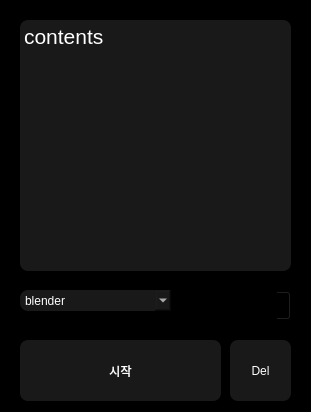
Centumjoonho/web_blog_crawling, file qtprogram/blog_macro.ui: the form before one commit.
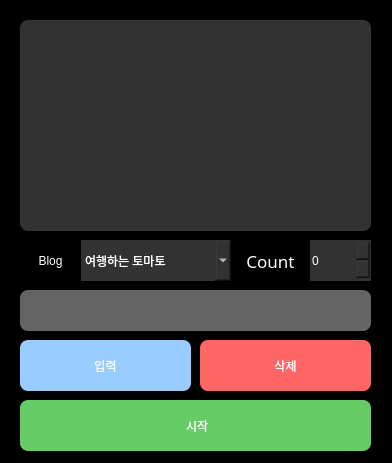
The form after the commit.

The edit to the form file:
```diff
--- a/qtprogram/blog_macro.ui
+++ b/qtprogram/blog_macro.ui
@@ -6,8 +6,8 @@
    <rect>
     <x>0</x>
     <y>0</y>
-    <width>311</width>
-    <height>412</height>
+    <width>392</width>
+    <height>463</height>
    </rect>
   </property>
   <property name="windowTitle">
@@ -20,108 +20,210 @@
    <property name="geometry">
     <rect>
      <x>20</x>
+     <y>400</y>
+     <width>351</width>
+     <height>51</height>
+    </rect>
+   </property>
+   <property name="styleSheet">
+    <string notr="true">background-color:rgb(102,204,102);
+color: white;
+border-radius: 8px;
+font: 200 20pt &quot;Montserrat&quot;;</string>
+   </property>
+   <property name="text">
+    <string> 시작</string>
+   </property>
+  </widget>
+  <widget class="QPushButton" name="btn_del">
+   <property name="geometry">
+    <rect>
+     <x>200</x>
      <y>340</y>
-     <width>201</width>
-     <height>61</height>
+     <width>171</width>
+     <height>51</height>
     </rect>
    </property>
    <property name="styleSheet">
-    <string notr="true">background-color:rgb(25,25,25);
+    <string notr="true">background-color:rgb(255,102,102);
 color: white;
 border-radius: 8px;
-font: 200 24pt &quot;Montserrat&quot;;</string>
+font: 200 20pt &quot;Montserrat&quot;;</string>
    </property>
    <property name="text">
-    <string>시작</string>
+    <string>삭제</string>
    </property>
   </widget>
-  <widget class="QTextBrowser" name="display_content">
+  <widget class="QSpinBox" name="spinBox_count">
+   <property name="geometry">
+    <rect>
+     <x>310</x>
+     <y>240</y>
+     <width>61</width>
+     <height>41</height>
+    </rect>
+   </property>
+   <property name="styleSheet">
+    <string notr="true">background-color:rgb(50,50,50);
+color: white;
+border-radius: 0px;
+font: 80 20pt &quot;Montserrat&quot;;
+</string>
+   </property>
+  </widget>
+  <widget class="QComboBox" name="comboBox">
+   <property name="geometry">
+    <rect>
+     <x>80</x>
+     <y>240</y>
+     <width>151</width>
+     <height>41</height>
+    </rect>
+   </property>
+   <property name="styleSheet">
+    <string notr="true">background-color:rgb(50,50,50);
+color: white;
+border-radius: 0px;
+font: 80 12pt &quot;Montserrat&quot;;
+</string>
+   </property>
+   <item>
+    <property name="text">
+     <string>여행하는 토마토</string>
+    </property>
+   </item>
+   <item>
+    <property name="text">
+     <string>토마토는 토마토</string>
+    </property>
+   </item>
+  </widget>
+  <widget class="QTextBrowser" name="text_browser">
    <property name="geometry">
     <rect>
      <x>20</x>
      <y>20</y>
-     <width>271</width>
-     <height>251</height>
+     <width>351</width>
+     <height>211</height>
     </rect>
    </property>
-   <property name="autoFillBackground">
-    <bool>false</bool>
+   <property name="font">
+    <font>
+     <family>Montserrat</family>
+     <pointsize>10</pointsize>
+     <weight>10</weight>
+     <italic>false</italic>
+     <bold>false</bold>
+    </font>
    </property>
    <property name="styleSheet">
-    <string notr="true">background-color:rgb(25,25,25);
+    <string notr="true">background-color:rgb(50,50,50);
 color: white;
 border-radius: 8px;
-font: 87 24pt &quot;Montserrat&quot;;
+font: 87 10pt &quot;Montserrat&quot;;
 </string>
    </property>
    <property name="html">
     <string>&lt;!DOCTYPE HTML PUBLIC &quot;-//W3C//DTD HTML 4.0//EN&quot; &quot;http://www.w3.org/TR/REC-html40/strict.dtd&quot;&gt;
 &lt;html&gt;&lt;head&gt;&lt;meta name=&quot;qrichtext&quot; content=&quot;1&quot; /&gt;&lt;style type=&quot;text/css&quot;&gt;
 p, li { white-space: pre-wrap; }
-&lt;/style&gt;&lt;/head&gt;&lt;body style=&quot; font-family:'Montserrat'; font-size:24pt; font-weight:80; font-style:normal;&quot;&gt;
-&lt;p style=&quot; margin-top:0px; margin-bottom:0px; margin-left:0px; margin-right:0px; -qt-block-indent:0; text-indent:0px;&quot;&gt;&lt;span style=&quot; font-size:16pt;&quot;&gt;contents&lt;/span&gt;&lt;/p&gt;&lt;/body&gt;&lt;/html&gt;</string>
+&lt;/style&gt;&lt;/head&gt;&lt;body style=&quot; font-family:'Montserrat'; font-size:10pt; font-weight:80; font-style:normal;&quot;&gt;
+&lt;p style=&quot;-qt-paragraph-type:empty; margin-top:0px; margin-bottom:0px; margin-left:0px; margin-right:0px; -qt-block-indent:0; text-indent:0px; font-size:24pt;&quot;&gt;&lt;br /&gt;&lt;/p&gt;&lt;/body&gt;&lt;/html&gt;</string>
    </property>
   </widget>
-  <widget class="QPushButton" name="btn_del">
+  <widget class="QLineEdit" name="lineddit_insert">
    <property name="geometry">
     <rect>
-     <x>230</x>
+     <x>20</x>
+     <y>290</y>
+     <width>351</width>
+     <height>41</height>
+    </rect>
+   </property>
+   <property name="styleSheet">
+    <string notr="true">background-color:rgb(100,100,100);
+color: white;
+border-radius: 8px;
+font: 87 12pt &quot;Montserrat&quot;;
+</string>
+   </property>
+   <property name="text">
+    <string/>
+   </property>
+  </widget>
+  <widget class="QPushButton" name="btn_insert">
+   <property name="geometry">
+    <rect>
+     <x>20</x>
      <y>340</y>
-     <width>61</width>
-     <height>61</height>
+     <width>171</width>
+     <height>51</height>
     </rect>
    </property>
    <property name="styleSheet">
-    <string notr="true">background-color:rgb(25,25,25);
+    <string notr="true">background-color:rgb(153,204,255);
 color: white;
 border-radius: 8px;
-font: 200 24pt &quot;Montserrat&quot;;</string>
+font: 200 20pt &quot;Montserrat&quot;;</string>
    </property>
    <property name="text">
-    <string>Del</string>
+    <string>입력</string>
    </property>
   </widget>
-  <widget class="QSpinBox" name="spinBox_count">
+  <widget class="QLabel" name="label">
    <property name="geometry">
     <rect>
-     <x>190</x>
-     <y>290</y>
-     <width>101</width>
-     <height>31</height>
+     <x>240</x>
+     <y>240</y>
+     <width>61</width>
+     <height>41</height>
     </rect>
    </property>
+   <property name="font">
+    <font>
+     <family>Arial black</family>
+     <pointsize>13</pointsize>
+     <weight>10</weight>
+     <italic>false</italic>
+     <bold>false</bold>
+    </font>
+   </property>
+   <property name="styleSheet">
+    <string notr="true">background-color:rgb(0,0,0);
+color: white;
+border-radius: 0px;
+font: 80 13pt &quot;Arial black&quot;;
+</string>
+   </property>
+   <property name="text">
+    <string>Count</string>
+   </property>
+   <property name="alignment">
+    <set>Qt::AlignCenter</set>
+   </property>
   </widget>
-  <widget class="QComboBox" name="comboBox">
+  <widget class="QLabel" name="label_2">
    <property name="geometry">
     <rect>
      <x>20</x>
-     <y>290</y>
-     <width>151</width>
-     <height>21</height>
+     <y>240</y>
+     <width>61</width>
+     <height>41</height>
     </rect>
    </property>
    <property name="styleSheet">
-    <string notr="true">background-color:rgb(25,25,25);
+    <string notr="true">background-color:rgb(0,0,0);
 color: white;
-border-radius: 8px;
-font: 60 24pt &quot;Montserrat&quot;;
+border-radius: 0px;
+font: 80 13pt &quot;Arial black&quot;;
 </string>
    </property>
-   <item>
-    <property name="text">
-     <string>blender</string>
-    </property>
-   </item>
-   <item>
-    <property name="text">
-     <string>python</string>
-    </property>
-   </item>
-   <item>
-    <property name="text">
-     <string>센텀준호</string>
-    </property>
-   </item>
+   <property name="text">
+    <string>Blog</string>
+   </property>
+   <property name="alignment">
+    <set>Qt::AlignCenter</set>
+   </property>
   </widget>
  </widget>
  <resources/>
```
